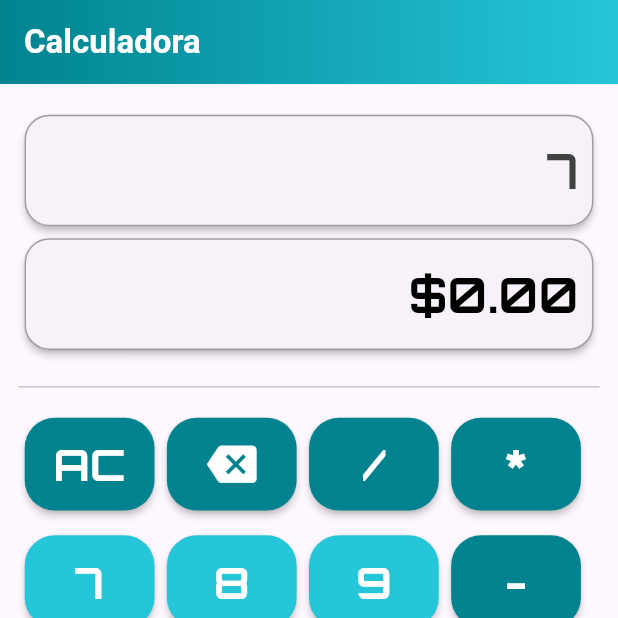
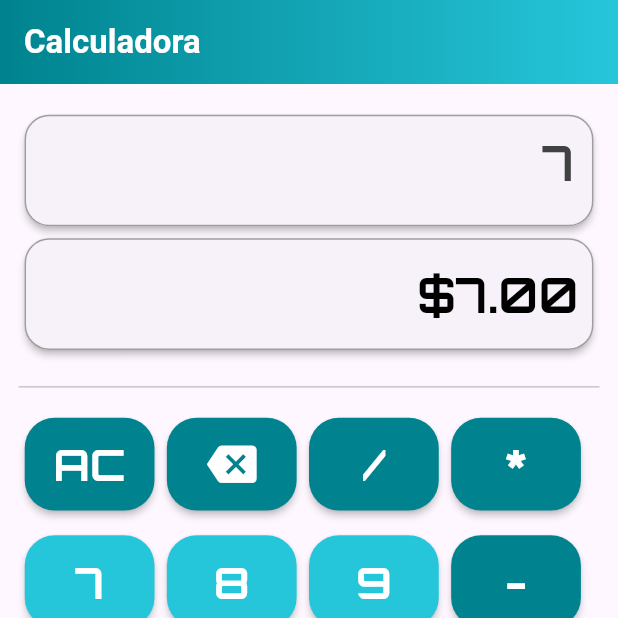
Before and after one commit to lianhdez95/custom_widgets_app, a Flutter app: the NewCalculatorScreen screen opened directly, after a tap on an icon or button, on a phone screen of 412 x 824 dp, the top half of it. Run offline on Flutter 3.47's test engine with Material 3 defaults, Android fonts, the phone set to English and light mode, and no system bars; our stand-ins replace gap, google_fonts, math_expressions, syncfusion_flutter_charts.

```diff
--- a/lib/pages/screens_page.dart
+++ b/lib/pages/screens_page.dart
@@ -30,7 +30,6 @@ class ScreensPage extends StatelessWidget {
                   );
                 },
               ),
-              const Divider(),
 
             ],
           ),
--- a/lib/widgets/screens/merchants_screens/merchant_home_screen.dart
+++ b/lib/widgets/screens/merchants_screens/merchant_home_screen.dart
@@ -1,5 +1,4 @@
 import 'package:custom_widgets_app/widgets/navigation_bars/custom_navigation_bar.dart';
-import 'package:custom_widgets_app/widgets/screens/merchants_screens/calculator_screen.dart';
 import 'package:custom_widgets_app/widgets/screens/merchants_screens/merchant_stats_screen.dart';
 import 'package:custom_widgets_app/widgets/screens/merchants_screens/merchants_list_screen.dart';
 import 'package:custom_widgets_app/widgets/screens/merchants_screens/new_calculator_screen.dart';
--- a/lib/widgets/screens/merchants_screens/new_calculator_screen.dart
+++ b/lib/widgets/screens/merchants_screens/new_calculator_screen.dart
@@ -24,6 +24,7 @@ class _NewCalculatorScreenState extends State<NewCalculatorScreen> {
   bool isSelected = false;
   bool error = false;
   bool hasFloatingActionButton = false;
+  final TextEditingController _operationController = TextEditingController();
 
   @override
   Widget build(BuildContext context) {
@@ -198,6 +199,7 @@ class _NewCalculatorScreenState extends State<NewCalculatorScreen> {
           toParseInputUser = '';
           realInputUser = '';
           result = '0';
+          _operationController.text = '';
         });
       },
       elevation: 2.0,
@@ -257,6 +259,23 @@ class _NewCalculatorScreenState extends State<NewCalculatorScreen> {
                   toParseInputUser.substring(0, toParseInputUser.length - 1);
               realInputUser =
                   realInputUser.substring(0, realInputUser.length - 1);
+              _operationController.text = _operationController.text
+                  .substring(0, _operationController.text.length - 1);
+              Parser parser = Parser();
+              String expressionString = toParseInputUser.replaceAll('%',
+                  '*0.01'); // Reemplazar "%" con "*0.01" para calcular el porcentaje
+              if (toParseInputUser.isEmpty) {
+                result = '0';
+                return;
+              }
+              Expression expression = parser.parse(expressionString);
+              ContextModel contextModel = ContextModel();
+              double eval =
+                  expression.evaluate(EvaluationType.REAL, contextModel);
+              result = eval.toString();
+              if(!eval.isNaN){
+                error = false;
+              }
             }
           });
         },
@@ -359,13 +378,15 @@ class _NewCalculatorScreenState extends State<NewCalculatorScreen> {
                 padding: const EdgeInsets.all(10),
                 alignment: Alignment.centerRight,
                 child: Text(
-                  '${numberFormat.format(double.parse(result))}\n',
+                  numberFormat.format(double.parse(result)),
                   maxLines: 1,
-                  overflow: TextOverflow.fade,
+                  overflow: TextOverflow.ellipsis,
                   textAlign: TextAlign.center,
                   style: GoogleFonts.orbitron(
-                      color: Colors.black,
-                      fontSize: height / 37,
+                      color: !result.contains('-')
+                          ? Colors.black
+                          : const Color.fromARGB(255, 167, 20, 10),
+                      fontSize: height / 46,
                       fontWeight: FontWeight.bold),
                 )));
       }
@@ -379,7 +400,7 @@ class _NewCalculatorScreenState extends State<NewCalculatorScreen> {
               padding: const EdgeInsets.all(10),
               alignment: Alignment.centerRight,
               child: Text(
-                result,
+                'Error',
                 maxLines: 1,
                 overflow: TextOverflow.visible,
                 style: GoogleFonts.orbitron(
@@ -399,46 +420,105 @@ class _NewCalculatorScreenState extends State<NewCalculatorScreen> {
       child: Container(
           height: double.infinity,
           width: double.infinity,
-        padding: const EdgeInsets.all(10),
-        alignment: Alignment.centerRight,
+          padding: const EdgeInsets.symmetric(horizontal: 10),
+          // alignment: Alignment.centerRight,
           child: realInputUser.length < 13
-            ? RichText(
+              ? TextField(
+                  textAlign: TextAlign.right,
+                  controller: _operationController,
+                  focusNode: focusNode,
+                  enabled: false,
                   maxLines: 1,
-                overflow: TextOverflow.visible,
-                textAlign: TextAlign.end,
-                text: TextSpan(
-                    text: realInputUser,
+                  decoration: const InputDecoration(
+                    border: InputBorder.none,
+                    hintText: '0',
+                    hintStyle: TextStyle(color: Color(0xFF414141)),
+                  ),
                   style: GoogleFonts.orbitron(
                     color: const Color(0xFF414141),
                     fontSize: height / 26,
-                        fontWeight: FontWeight.bold)))
+                    fontWeight: FontWeight.bold,
+                  ),
+                  onChanged: (text) {
+                    // Actualizar el resultado en tiempo real
+                    _updateResult(text);
+                  },
+                )
               // color: const Color(0xFF414141),
               //   fontSize: height / 26,
-            : RichText(
+              : TextField(
+                textAlign: TextAlign.right,
+                  controller: _operationController,
+                  focusNode: focusNode,
                   maxLines: 2,
-                overflow: TextOverflow.visible,
-                textAlign: TextAlign.end,
-                text: TextSpan(
-                    text: '$realInputUser\n',
+                  decoration: const InputDecoration(
+                    border: InputBorder.none,
+                    hintText: '0',
+                    hintStyle: TextStyle(color: Color(0xFF414141)),
+                  ),
                   style: GoogleFonts.orbitron(
                     color: const Color(0xFF414141),
-                        fontSize: height / 37,
-                        fontWeight: FontWeight.bold))),
+                    fontSize: height / 46,
+                    fontWeight: FontWeight.bold,
                   ),
+                  onChanged: (text) {
+                    // Actualizar el resultado en tiempo real
+                    _updateResult(text);
+                  },
+                )),
     );
   }
 
-  buttonPressed(String text) {
+  void _updateResult(String lastCharacter) {
     setState(() {
-      if (text == '%') {
-        if (toParseInputUser.isNotEmpty &&
-            toParseInputUser[toParseInputUser.length - 1] != '%') {
-          toParseInputUser += '/100*';
-          realInputUser += '%';
+      // Verifica que el último carácter sea un dígito
+      if (RegExp(r'^[0-9]$').hasMatch(lastCharacter)) {
+        toParseInputUser += lastCharacter;
+        realInputUser += lastCharacter;
+        _operationController.text =
+            realInputUser; // Aquí usamos realInputUser que es el que muestra la operación completa al usuario.
+
+        try {
+          // Intentamos parsear y evaluar la expresión cada vez que se añade un nuevo dígito.
+          Parser parser = Parser();
+          Expression expression = parser.parse(toParseInputUser);
+          ContextModel contextModel = ContextModel();
+          double eval = expression.evaluate(EvaluationType.REAL, contextModel);
+
+          error = false;
+          result = eval.toString();
+          hasFocus = true;
+          isSelected = true;
+          qrVisibility = !result.contains('-');
+          hasFloatingActionButton = qrVisibility;
+        } catch (e) {
+          setState(() {
+            error = true;
+            result = 'Error';
+          });
         }
+      }
+    });
+  }
+
+  void buttonPressed(String buttonText) {
+    setState(() {
+      if (RegExp(r'^[0-9]$').hasMatch(buttonText)) {
+        // Si es un número, actualiza el resultado y añade el texto al controlador
+        _updateResult(buttonText);
       } else {
-        toParseInputUser = toParseInputUser + text;
-        realInputUser = realInputUser + text;
+        // Aquí manejarías si se presionó un operador o cualquier otro botón que no sea número
+        if (buttonText == '+' ||
+            buttonText == '-' ||
+            buttonText == '*' ||
+            buttonText == '/' ||
+            buttonText == '.') {
+          toParseInputUser += buttonText;
+          realInputUser += buttonText;
+          _operationController.text = realInputUser;
+          // No llamar a _updateResult ya que no es un dígito
+        }
+        // Manejar otros botones como 'AC' o 'backspace' de acuerdo a su lógica específica.
       }
     });
   }
```
Also changed, not shown: lib/pages/home_page.dart (+0 -8 lines), lib/widgets/cards/custom_notifications_card.dart (+40 -40 lines), lib/widgets/charts/sf_cartesian_chart.dart (+40 -4 lines), lib/widgets/screens/merchants_screens/calculator_screen.dart (deleted, +0 -295 lines), lib/widgets/screens/merchants_screens/payments_screen.dart (+50 -36 lines), 1 other file. Lines whose indentation alone changed are shown as unchanged.
